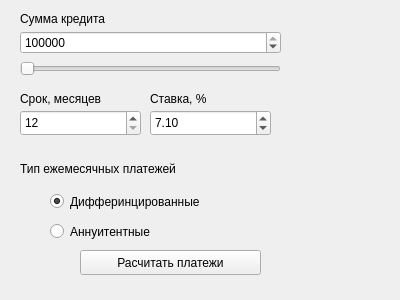
Qt form src/credit.ui (KolyaDavydov/SmartCalc_v1) before a commit.
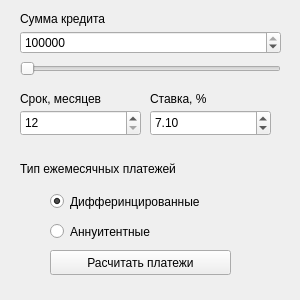
The same form after that commit.

The edit to the form file:
```diff
--- a/src/credit.ui
+++ b/src/credit.ui
@@ -6,7 +6,7 @@
    <rect>
     <x>0</x>
     <y>0</y>
-    <width>400</width>
+    <width>300</width>
     <height>300</height>
    </rect>
   </property>
@@ -141,7 +141,7 @@
   <widget class="QPushButton" name="pushButton">
    <property name="geometry">
     <rect>
-     <x>80</x>
+     <x>50</x>
      <y>250</y>
      <width>181</width>
      <height>25</height>
```
